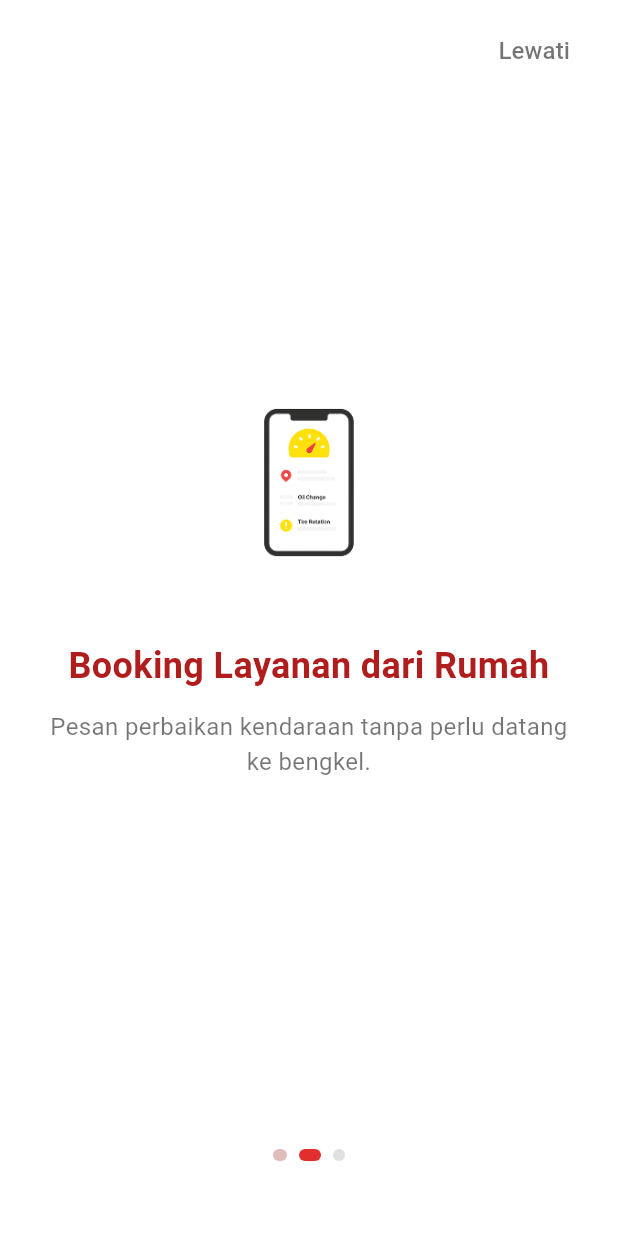
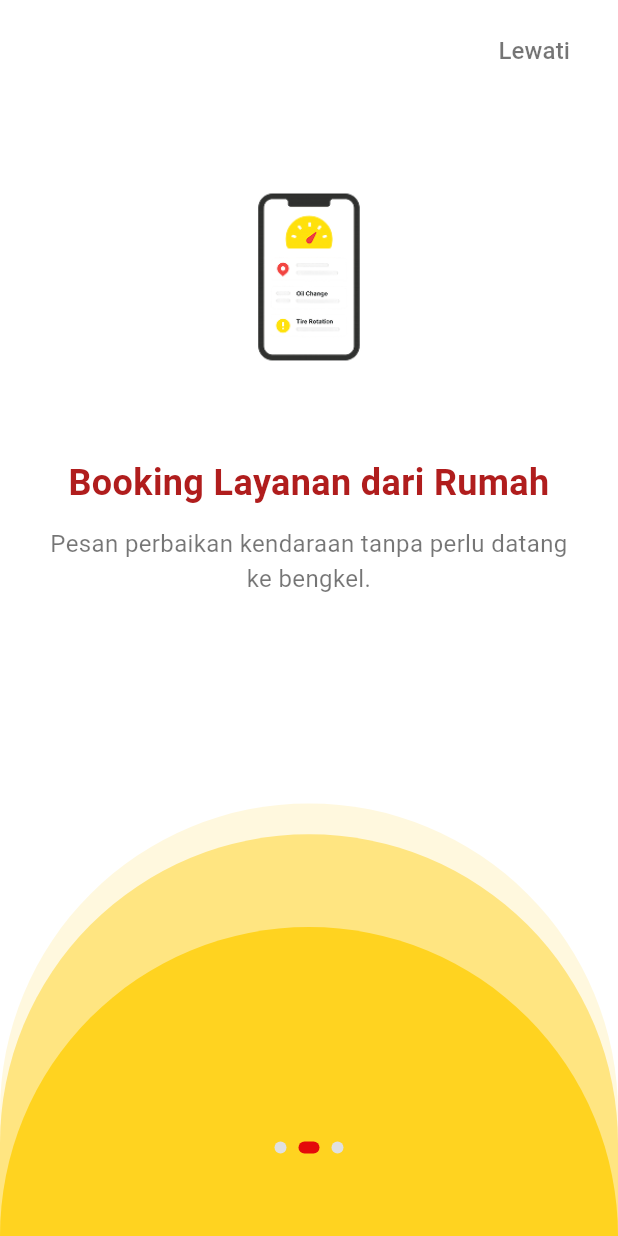
Before and after one commit to Z-A-N/bengkelku, a Flutter app: the screen it shows after launch, on a phone screen of 412 x 824 dp. Run offline on Flutter 3.47's test engine with Material 3 defaults, Android fonts, the phone set to English and light mode, and no system bars.

Commit message:
onboaring (progres)

```diff
--- a/lib/onboarding_screen.dart
+++ b/lib/onboarding_screen.dart
@@ -9,12 +9,16 @@ class OnboardingScreen extends StatefulWidget {
   State<OnboardingScreen> createState() => _OnboardingScreenState();
 }
 
-class _OnboardingScreenState extends State<OnboardingScreen> {
+class _OnboardingScreenState extends State<OnboardingScreen>
+    with SingleTickerProviderStateMixin {
   final PageController _controller = PageController();
   int _currentPage = 0;
   Timer? _autoSlideTimer;
 
-  final List<Map<String, String>> onboardingData = [
+  late AnimationController _fadeController;
+  late Animation<double> _fadeAnimation;
+
+  static const List<Map<String, String>> onboardingData = [
     {
       "image": "assets/board1.png",
       "title": "Temukan Bengkel Terdekat",
@@ -35,14 +39,35 @@ class _OnboardingScreenState extends State<OnboardingScreen> {
   @override
   void initState() {
     super.initState();
+    _fadeController = AnimationController(
+      vsync: this,
+      duration: const Duration(milliseconds: 400),
+    );
+    _fadeAnimation = CurvedAnimation(
+      parent: _fadeController,
+      curve: Curves.easeInOut,
+    );
+    _startAutoSlide();
+  }
 
-    // Timer untuk auto-slide loop
-    _autoSlideTimer = Timer.periodic(const Duration(seconds: 4), (timer) {
-      if (_controller.hasClients) {
+  // 🔁 Auto slide dengan looping arah kiri dan efek fade
+  void _startAutoSlide() {
+    _autoSlideTimer = Timer.periodic(const Duration(seconds: 4), (_) async {
+      if (!_controller.hasClients) return;
+
       int nextPage = _currentPage + 1;
-        if (nextPage == onboardingData.length) {
-          nextPage = 0; // loop balik ke awal
-        }
+
+      if (nextPage >= onboardingData.length) {
+        // Fade out saat mau balik ke awal
+        await _fadeController.forward();
+        await _controller.animateToPage(
+          0,
+          duration: const Duration(milliseconds: 600),
+          curve: Curves.easeInOut,
+        );
+        await _fadeController.reverse();
+        nextPage = 0;
+      } else {
         _controller.animateToPage(
           nextPage,
           duration: const Duration(milliseconds: 600),
@@ -54,51 +79,75 @@ class _OnboardingScreenState extends State<OnboardingScreen> {
 
   @override
   void dispose() {
+    _autoSlideTimer?.cancel();
     _controller.dispose();
-    _autoSlideTimer?.cancel();
+    _fadeController.dispose();
     super.dispose();
   }
 
-  void _nextPage() {
+  void _navigateToHome() {
     Navigator.pushReplacement(
       context,
       MaterialPageRoute(builder: (_) => const HomePage()),
     );
   }
 
-  void _skipOnboarding() {
-    Navigator.pushReplacement(
-      context,
-      MaterialPageRoute(builder: (_) => const HomePage()),
+  // Tombol "Lewati" → langsung ke slide terakhir + efek fade
+  Future<void> _goToLastSlideWithFade() async {
+    await _fadeController.forward();
+    await _controller.animateToPage(
+      onboardingData.length - 1,
+      duration: const Duration(milliseconds: 800),
+      curve: Curves.easeInOutCubic,
     );
+    await _fadeController.reverse();
   }
 
   @override
   Widget build(BuildContext context) {
+    final height = MediaQuery.of(context).size.height;
+
     return Scaffold(
       backgroundColor: Colors.white,
       body: SafeArea(
         child: Stack(
           children: [
-            Column(
+            const BottomHalfCircleOrnament(),
+
+            // 🔷 Konten utama onboarding
+            FadeTransition(
+              opacity: _fadeAnimation.drive(Tween(begin: 1.0, end: 0.6)),
+              child: Column(
                 children: [
                   Expanded(
                     child: PageView.builder(
                       controller: _controller,
                       onPageChanged: (index) {
-                      setState(() {
-                        _currentPage = index;
-                      });
+                        if (mounted) setState(() => _currentPage = index);
                       },
                       itemCount: onboardingData.length,
                       itemBuilder: (context, index) {
                         final item = onboardingData[index];
+                        final isLastSlide = index == onboardingData.length - 1;
 
-                      return Column(
-                        mainAxisAlignment: MainAxisAlignment.center,
+                        final double topPadding = height < 700
+                            ? (isLastSlide ? 65 : 90)
+                            : (isLastSlide ? 85 : 100);
+                        final double imageHeight = height < 700
+                            ? (isLastSlide ? 170 : 145)
+                            : (isLastSlide ? 200 : 170);
+
+                        return Padding(
+                          padding: EdgeInsets.only(top: topPadding),
+                          child: Column(
+                            mainAxisAlignment: MainAxisAlignment.start,
                             children: [
-                          Image.asset(item["image"]!, height: 150),
-                          const SizedBox(height: 30),
+                              Image.asset(
+                                item["image"]!,
+                                height: imageHeight,
+                                fit: BoxFit.contain,
+                              ),
+                              const SizedBox(height: 35),
                               Text(
                                 item["title"]!,
                                 style: const TextStyle(
@@ -110,7 +159,9 @@ class _OnboardingScreenState extends State<OnboardingScreen> {
                               ),
                               const SizedBox(height: 12),
                               Padding(
-                            padding: const EdgeInsets.symmetric(horizontal: 30),
+                                padding: const EdgeInsets.symmetric(
+                                  horizontal: 30,
+                                ),
                                 child: Text(
                                   item["desc"]!,
                                   style: const TextStyle(
@@ -121,65 +172,75 @@ class _OnboardingScreenState extends State<OnboardingScreen> {
                                 ),
                               ),
                             ],
+                          ),
                         );
                       },
                     ),
                   ),
 
-                // Dots indicator
-                Row(
+                  // 🔘 Dots indikator
+                  if (_currentPage != onboardingData.length - 1)
+                    Padding(
+                      padding: const EdgeInsets.only(bottom: 15),
+                      child: Row(
                         mainAxisAlignment: MainAxisAlignment.center,
                         children: List.generate(
                           onboardingData.length,
                           (index) => AnimatedContainer(
-                      duration: const Duration(milliseconds: 300),
+                            duration: const Duration(milliseconds: 250),
                             margin: const EdgeInsets.symmetric(horizontal: 4),
-                      width: _currentPage == index ? 16 : 8,
+                            width: _currentPage == index ? 14 : 8,
                             height: 8,
                             decoration: BoxDecoration(
                               color: _currentPage == index
-                            ? const Color.fromARGB(255, 228, 10, 10)
+                                  ? const Color(0xFFE40A0A)
                                   : Colors.grey[300],
                               borderRadius: BorderRadius.circular(10),
                             ),
                           ),
                         ),
                       ),
-                const SizedBox(height: 30),
+                    ),
 
-                // Tombol "Mulai Sekarang" hanya di slide terakhir
+                  const SizedBox(height: 25),
+
+                  // 🔸 Tombol CTA (hanya di halaman terakhir)
                   if (_currentPage == onboardingData.length - 1)
                     Padding(
-                    padding: const EdgeInsets.symmetric(horizontal: 30),
+                      padding: const EdgeInsets.fromLTRB(80, 0, 80, 45),
                       child: ElevatedButton(
-                      onPressed: _nextPage,
+                        onPressed: _navigateToHome,
                         style: ElevatedButton.styleFrom(
-                        backgroundColor: const Color(0xFFFFD320),
+                          backgroundColor: const Color(0xFFDB0C0C),
                           minimumSize: const Size(double.infinity, 50),
                           shape: RoundedRectangleBorder(
                             borderRadius: BorderRadius.circular(12),
                           ),
+                          elevation: 4,
                         ),
                         child: const Text(
                           "Mulai Sekarang",
                           style: TextStyle(
                             fontSize: 16,
-                          color: Color.fromARGB(255, 219, 12, 12),
+                            fontWeight: FontWeight.w600,
+                            color: Color(0xFFFFD320),
                           ),
                         ),
                       ),
                     ),
-                const SizedBox(height: 20),
+
+                  const SizedBox(height: 15),
                 ],
               ),
+            ),
 
-            // Tombol "Lewati" di kanan atas (hilang di slide terakhir)
+            // 🔹 Tombol "Lewati" dengan efek fade
             if (_currentPage != onboardingData.length - 1)
               Positioned(
                 right: 20,
                 top: 10,
                 child: TextButton(
-                  onPressed: _skipOnboarding,
+                  onPressed: _goToLastSlideWithFade,
                   child: const Text(
                     "Lewati",
                     style: TextStyle(
@@ -196,3 +257,44 @@ class _OnboardingScreenState extends State<OnboardingScreen> {
     );
   }
 }
+
+// ☀️ Ornamen setengah lingkaran (hiasan bawah)
+class BottomHalfCircleOrnament extends StatelessWidget {
+  const BottomHalfCircleOrnament({super.key});
+
+  @override
+  Widget build(BuildContext context) {
+    final size = MediaQuery.of(context).size;
+    final double baseWidth = size.width;
+
+    return Align(
+      alignment: Alignment.bottomCenter,
+      child: SizedBox(
+        width: double.infinity,
+        height: size.height * 0.35,
+        child: Stack(
+          alignment: Alignment.bottomCenter,
+          children: [
+            _circle(baseWidth * 1.6, baseWidth * 0.8, const Color(0xFFFFF8DE)),
+            _circle(baseWidth * 1.3, baseWidth * 0.65, const Color(0xFFFFE581)),
+            _circle(baseWidth * 1.0, baseWidth * 0.5, const Color(0xFFFFD320)),
+          ],
+        ),
+      ),
+    );
+  }
+
+  Widget _circle(double width, double height, Color color) {
+    return Container(
+      width: width,
+      height: height,
+      decoration: BoxDecoration(
+        color: color,
+        borderRadius: const BorderRadius.only(
+          topLeft: Radius.circular(9999),
+          topRight: Radius.circular(9999),
+        ),
+      ),
+    );
+  }
+}
```
Also changed, not shown: lib/splash_screen.dart (+2 -7 lines). Lines whose indentation alone changed are shown as unchanged.
